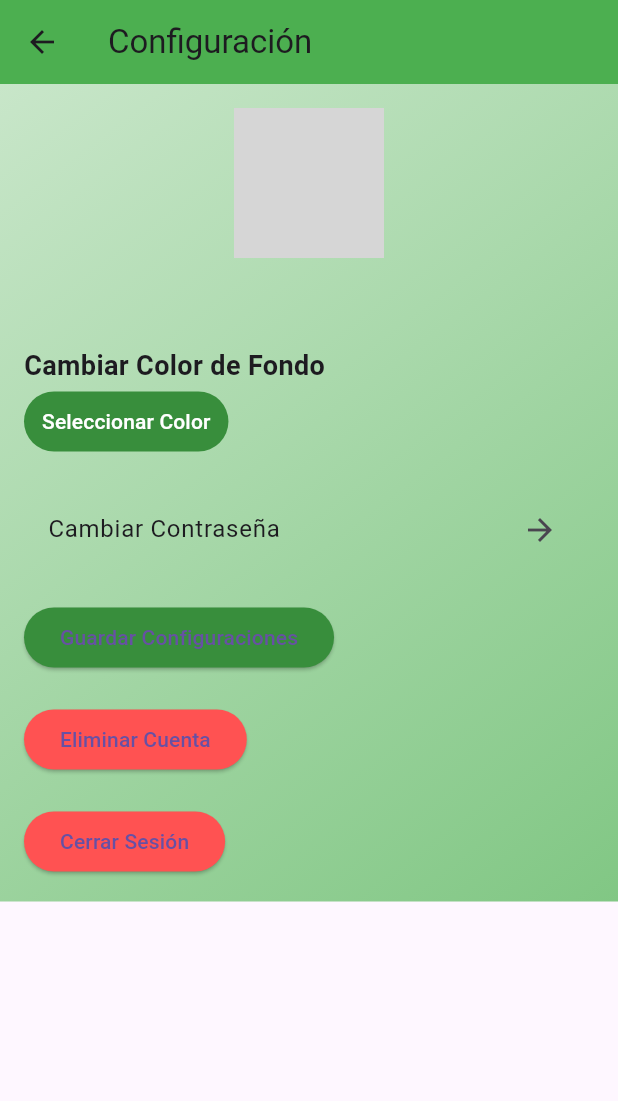
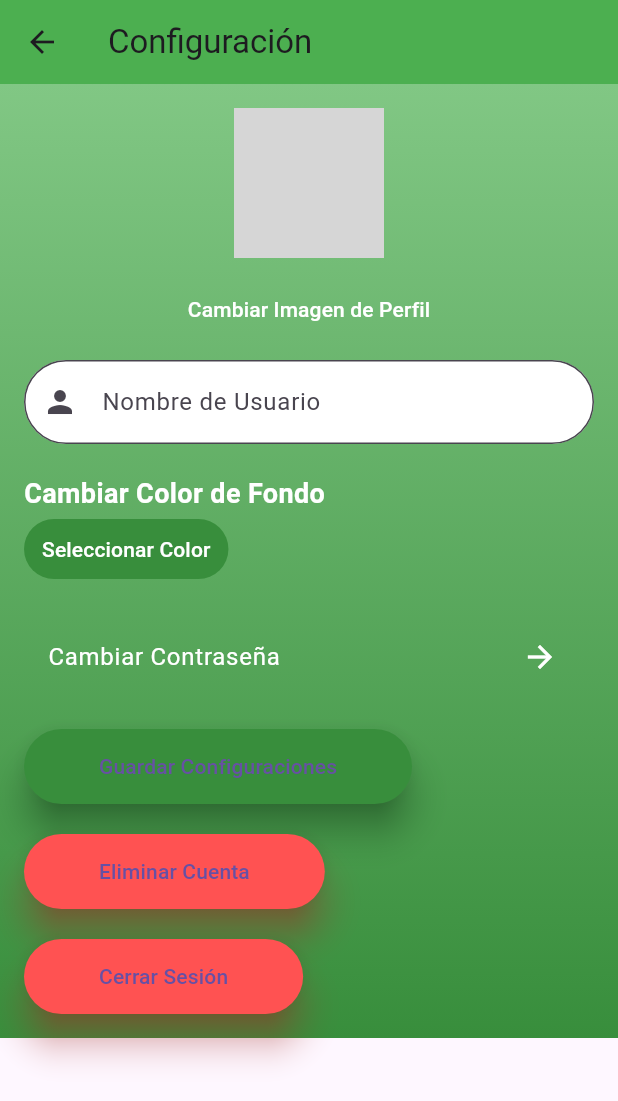
Before and after one commit to 0813henry/greennursery, a Flutter app: the SettingsPage screen opened directly, on a phone screen of 412 x 824 dp. Shown: the top 1101 px of the screen. Run offline on Flutter 3.47's test engine with Material 3 defaults, Android fonts, the phone set to English and light mode, and no system bars; our stand-ins replace cloud_firestore, firebase_auth, firebase_core, firebase_storage, flutter_rating_bar, get and 1 more; accounts and stored records are empty; grey boxes are pictures that could not be loaded.

Commit message:
mejoras visuales al home y setting y se agrego el cambiar foto de perfil

```diff
--- a/lib/page/Settings_Page.dart
+++ b/lib/page/Settings_Page.dart
@@ -20,6 +20,7 @@ class _SettingsPageState extends State<SettingsPage> {
   Color _backgroundColor = Colors.green.shade100;
   String? userId;
   String? userName;
+  final TextEditingController _nameController = TextEditingController();
 
   @override
   void initState() {
@@ -50,6 +51,7 @@ class _SettingsPageState extends State<SettingsPage> {
       if (userDoc.exists) {
         setState(() {
           userName = userDoc['name'] ?? 'Usuario';
+          _nameController.text = userName!;
           _imagePath = userDoc['profileImage'];
           int colorValue = userDoc['backgroundColor'] ?? Colors.green.shade100.value;
           _backgroundColor = Color(colorValue);
@@ -69,16 +71,16 @@ class _SettingsPageState extends State<SettingsPage> {
         title: const Text('Configuración'),
         backgroundColor: Colors.green,
       ),
-      body: SingleChildScrollView(
-        child: Container(
+      body: Container(
+        decoration: BoxDecoration(
+          gradient: LinearGradient(
+            colors: [Colors.green.shade300, Colors.green.shade700],
+            begin: Alignment.topCenter,
+            end: Alignment.bottomCenter,
+          ),
+        ),
+        child: SingleChildScrollView(
           padding: const EdgeInsets.all(16.0),
-          decoration: BoxDecoration(
-            gradient: LinearGradient(
-              colors: [_backgroundColor, Colors.green.shade300],
-              begin: Alignment.topLeft,
-              end: Alignment.bottomRight,
-            ),
-          ),
           child: Column(
             crossAxisAlignment: CrossAxisAlignment.start,
             children: [
@@ -100,15 +102,33 @@ class _SettingsPageState extends State<SettingsPage> {
               ),
               const SizedBox(height: 10),
               Center(
-                child: Text(
-                  userName ?? 'Usuario',
-                  style: const TextStyle(fontSize: 20, fontWeight: FontWeight.bold),
+                child: TextButton(
+                  onPressed: _pickImage,
+                  child: const Text(
+                    'Cambiar Imagen de Perfil',
+                    style: TextStyle(color: Colors.white),
+                  ),
+                ),
+              ),
+              const SizedBox(height: 10),
+              Center(
+                child: TextField(
+                  controller: _nameController,
+                  decoration: InputDecoration(
+                    labelText: 'Nombre de Usuario',
+                    border: OutlineInputBorder(
+                      borderRadius: BorderRadius.circular(30),
+                    ),
+                    prefixIcon: const Icon(Icons.person),
+                    filled: true,
+                    fillColor: Colors.white,
+                  ),
                 ),
               ),
               const SizedBox(height: 20),
               Text(
                 'Cambiar Color de Fondo',
-                style: TextStyle(fontSize: 18, fontWeight: FontWeight.bold),
+                style: TextStyle(fontSize: 18, fontWeight: FontWeight.bold, color: Colors.white),
               ),
               TextButton(
                 onPressed: _changeBackgroundColor,
@@ -122,8 +142,8 @@ class _SettingsPageState extends State<SettingsPage> {
               ),
               const SizedBox(height: 20),
               ListTile(
-                title: const Text('Cambiar Contraseña'),
-                trailing: const Icon(Icons.arrow_forward),
+                title: const Text('Cambiar Contraseña', style: TextStyle(color: Colors.white)),
+                trailing: const Icon(Icons.arrow_forward, color: Colors.white),
                 onTap: () {
                   Navigator.push(
                     context,
@@ -136,7 +156,13 @@ class _SettingsPageState extends State<SettingsPage> {
                 onPressed: _saveSettings,
                 child: const Text('Guardar Configuraciones'),
                 style: ElevatedButton.styleFrom(
+                  padding: const EdgeInsets.symmetric(horizontal: 50, vertical: 15),
+                  shape: RoundedRectangleBorder(
+                    borderRadius: BorderRadius.circular(30),
+                  ),
                   backgroundColor: Colors.green.shade700,
+                  shadowColor: Colors.green.shade900,
+                  elevation: 10,
                 ),
               ),
               const SizedBox(height: 20),
@@ -144,7 +170,13 @@ class _SettingsPageState extends State<SettingsPage> {
                 onPressed: _deleteAccount,
                 child: const Text('Eliminar Cuenta'),
                 style: ElevatedButton.styleFrom(
+                  padding: const EdgeInsets.symmetric(horizontal: 50, vertical: 15),
+                  shape: RoundedRectangleBorder(
+                    borderRadius: BorderRadius.circular(30),
+                  ),
                   backgroundColor: Colors.redAccent,
+                  shadowColor: Colors.red,
+                  elevation: 10,
                 ),
               ),
               const SizedBox(height: 20),
@@ -154,7 +186,13 @@ class _SettingsPageState extends State<SettingsPage> {
                 },
                 child: const Text('Cerrar Sesión'),
                 style: ElevatedButton.styleFrom(
+                  padding: const EdgeInsets.symmetric(horizontal: 50, vertical: 15),
+                  shape: RoundedRectangleBorder(
+                    borderRadius: BorderRadius.circular(30),
+                  ),
                   backgroundColor: Colors.redAccent,
+                  shadowColor: Colors.red,
+                  elevation: 10,
                 ),
               ),
             ],
@@ -205,6 +243,7 @@ class _SettingsPageState extends State<SettingsPage> {
       await FirebaseFirestore.instance.collection('users').doc(userId).update({
         'backgroundColor': _backgroundColor.value,
         'profileImage': _imagePath,
+        'name': _nameController.text.trim(),
       });
       ScaffoldMessenger.of(context).showSnackBar(
         const SnackBar(content: Text('Configuraciones guardadas')),
```
Also changed, not shown: lib/page/home_page.dart (+40 -16 lines).
